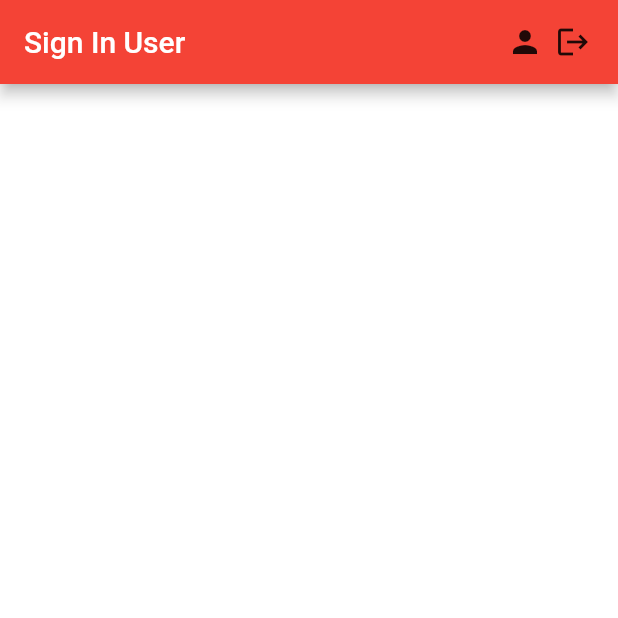
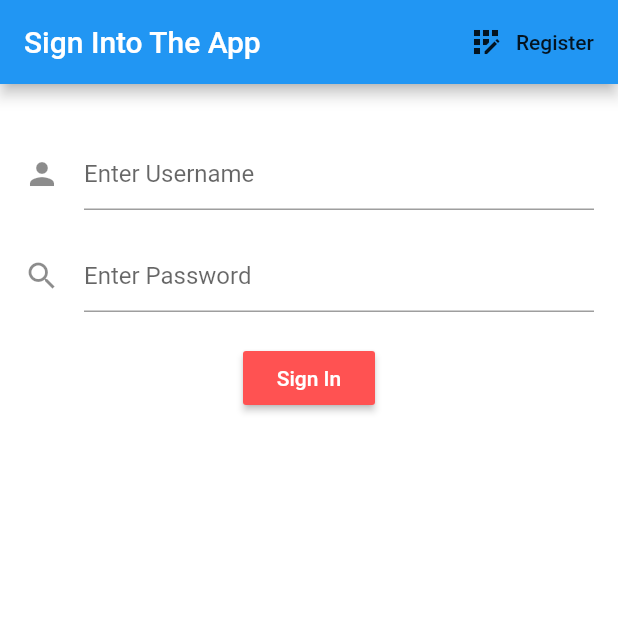
Before and after one commit to matthewlukebyrne/flutterFirebaseAPIProject, a Flutter app: the screen it shows after launch, on a phone screen of 412 x 824 dp, the top half of it. Run offline on Flutter 3.47's test engine with Material 2 defaults, Android fonts, the light colour scheme and no system bars; our stand-ins replace firebase_auth, firebase_core; accounts and stored records are empty.

Commit message:
Sign In, Register forms 1.02

```diff
--- a/lib/main.dart
+++ b/lib/main.dart
@@ -1,5 +1,5 @@
 import 'package:flutter/material.dart';
-import 'package:flutterfinaldevproject_x17138744/screens/auth-logic/auth.dart';
+import 'package:flutterfinaldevproject_x17138744/screens/auth-logic/firebase-auth.dart';
 import 'package:flutterfinaldevproject_x17138744/screens/models/user.dart';
 import 'package:flutterfinaldevproject_x17138744/screens/wrapper.dart';
 import 'package:firebase_core/firebase_core.dart';
--- a/lib/screens/autharea/auth-screen.dart
+++ /dev/null
@@ -1,16 +0,0 @@
-import 'package:flutter/material.dart';
-import 'package:flutterfinaldevproject_x17138744/screens/autharea/sign-in.dart';
-
-class AuthUser extends StatefulWidget {
-  @override
-  _AuthUserState createState() => _AuthUserState();
-}
-
-class _AuthUserState extends State<AuthUser> {
-  @override
-  Widget build(BuildContext context) {
-    return Container(
-      child: SignInUser(),
-    );
-  }
-}
--- /dev/null
+++ b/lib/screens/autharea/auth-toggle.dart
@@ -0,0 +1,22 @@
+import 'package:flutter/material.dart';
+import 'package:flutterfinaldevproject_x17138744/screens/autharea/signin-screen.dart';
+
+class AuthUser extends StatefulWidget {
+  @override
+  _AuthUserState createState() => _AuthUserState();
+}
+
+class _AuthUserState extends State<AuthUser> {
+  @override
+  Widget build(BuildContext context) {
+    return Container(
+      child: SignInUser(),
+    );
+  }
+}
+
+// ****************Notes*************************
+
+// This will be the area where there will be a toggle function to decide between either the SignInUser() widget or the Register() widget
+
+// A condition is made to determine and then the toggleView function is passed to SignInUser() and Register() to allow toggle on both screens.
--- /dev/null
+++ b/lib/screens/autharea/register-screen.dart
@@ -0,0 +1,82 @@
+import 'package:flutter/material.dart';
+import 'package:flutterfinaldevproject_x17138744/screens/auth-logic/firebase-auth.dart';
+import 'package:flutterfinaldevproject_x17138744/screens/autharea/signin-screen.dart';
+
+class Register extends StatefulWidget {
+  @override
+  _RegisterState createState() => _RegisterState();
+}
+
+class _RegisterState extends State<Register> {
+  // get a instance for the sign in from the auth.dart
+  final AuthService _auth = AuthService();
+
+  // text field state to keep track of the values to interact with Firebase
+  String email = '';
+  String password = '';
+
+  @override
+  Widget build(BuildContext context) {
+    return Scaffold(
+      backgroundColor: Colors.white,
+      appBar: AppBar(
+        title: Text('Please Register'),
+        actions: <Widget>[
+          FlatButton.icon(
+            icon: Icon(Icons.login),
+            label: Text('Sign In'),
+            onPressed: () {},
+          )
+        ],
+      ),
+      body: Container(
+        child: Padding(
+          padding: const EdgeInsets.all(16.0),
+          child: Form(
+            child: Column(
+              children: <Widget>[
+                SizedBox(height: 20.0),
+                TextFormField(
+                  decoration: InputDecoration(
+                      icon: Icon(Icons.person), hintText: 'Enter Username'),
+                  onChanged: (val) {
+                    setState(() {
+                      email = val;
+                    });
+                  },
+                ),
+                SizedBox(height: 20.0),
+                TextFormField(
+                  decoration: InputDecoration(
+                      icon: Icon(Icons.search), hintText: 'Enter Password'),
+                  onChanged: (val) {
+                    setState(() {
+                      password = val;
+                    });
+                  },
+                  obscureText: true, // hide password field
+                ),
+                SizedBox(height: 20.0),
+                RaisedButton(
+                  color: Colors.redAccent,
+                  child: Text(
+                    'Register',
+                    style: TextStyle(color: Colors.white),
+                  ),
+                  onPressed: () {
+                    print(email);
+                    print(password);
+                  },
+                )
+              ],
+            ),
+          ),
+        ),
+      ),
+    );
+  }
+}
+
+// ****************Notes*************************
+
+// The Register Area widget information is here. More deets to be added.
--- a/lib/screens/autharea/sign-in.dart
+++ /dev/null
@@ -1,40 +0,0 @@
-import 'package:flutter/material.dart';
-import 'package:flutterfinaldevproject_x17138744/screens/auth-logic/auth.dart';
-
-class SignInUser extends StatefulWidget {
-  @override
-  _SignInUserState createState() => _SignInUserState();
-}
-
-class _SignInUserState extends State<SignInUser> {
-  // get a instance for the sign in from the auth.dart
-  final AuthService _auth = AuthService();
-
-  @override
-  Widget build(BuildContext context) {
-    return Scaffold(
-      backgroundColor: Colors.white,
-      appBar: AppBar(
-        title: Text('Sign In User'),
-        backgroundColor: Colors.red,
-        actions: [
-          FlatButton.icon(
-            icon: Icon(Icons.person),
-            label: Icon(Icons.logout),
-            onPressed: () async {
-              await _auth.signInAnon();
-              print('User Signed In');
-            },
-          )
-        ],
-      ),
-      body: Container(),
-    );
-  }
-}
-
-// ****************Notes*************************
-
-// the onPressed propety here is important. we get a instance of the AuthService Class and then inside onPressed we AWAIT the signInAnon() function that either returns a user or returns us null
-
-// result returns a object (UID, displayName, email) along with other properties from Firebase. This is now updated to our our very own UserDeets class which returns a UID. We can include more in this if we wanted to.
--- /dev/null
+++ b/lib/screens/autharea/signin-screen.dart
@@ -0,0 +1,87 @@
+import 'package:flutter/material.dart';
+import 'package:flutterfinaldevproject_x17138744/screens/auth-logic/firebase-auth.dart';
+
+class SignInUser extends StatefulWidget {
+  @override
+  _SignInUserState createState() => _SignInUserState();
+}
+
+class _SignInUserState extends State<SignInUser> {
+  // get a instance for the sign in from the auth.dart
+  final AuthService _auth = AuthService();
+
+  // text field state to keep track of the values to interact with Firebase
+  String email = '';
+  String password = '';
+
+  @override
+  Widget build(BuildContext context) {
+    return Scaffold(
+      backgroundColor: Colors.white,
+      appBar: AppBar(
+        title: Text('Sign Into The App'),
+        actions: <Widget>[
+          FlatButton.icon(
+            icon: Icon(Icons.app_registration),
+            label: Text('Register'),
+            onPressed: () {},
+          )
+        ],
+      ),
+      body: Container(
+        child: Padding(
+          padding: const EdgeInsets.all(16.0),
+          child: Form(
+            child: Column(
+              children: <Widget>[
+                SizedBox(height: 20.0),
+                TextFormField(
+                  decoration: InputDecoration(
+                      icon: Icon(Icons.person), hintText: 'Enter Username'),
+                  onChanged: (val) {
+                    setState(() {
+                      email = val;
+                    });
+                  },
+                ),
+                SizedBox(height: 20.0),
+                TextFormField(
+                  decoration: InputDecoration(
+                      icon: Icon(Icons.search), hintText: 'Enter Password'),
+                  onChanged: (val) {
+                    setState(() {
+                      password = val;
+                    });
+                  },
+                  obscureText: true, // hide password field
+                ),
+                SizedBox(height: 20.0),
+                RaisedButton(
+                  color: Colors.redAccent,
+                  child: Text(
+                    'Sign In',
+                    style: TextStyle(color: Colors.white),
+                  ),
+                  onPressed: () {
+                    print(email);
+                    print(password);
+                  },
+                )
+              ],
+            ),
+          ),
+        ),
+      ),
+    );
+  }
+}
+
+// ****************Notes*************************
+
+// the onPressed propety here is important. we get a instance of the AuthService Class and then inside onPressed we AWAIT the signInAnon() function that either returns a user or returns us null
+
+// result returns a object (UID, displayName, email) along with other properties from Firebase. This is now updated to our our very own UserDeets class which returns a UID. We can include more in this if we wanted to.
+
+// ****************Notes*************************
+
+// The SignIn Area widget information is here. More deets to be added.
--- a/lib/screens/homearea/home-screen.dart
+++ b/lib/screens/homearea/home-screen.dart
@@ -1,5 +1,5 @@
 import 'package:flutter/material.dart';
-import 'package:flutterfinaldevproject_x17138744/screens/auth-logic/auth.dart';
+import 'package:flutterfinaldevproject_x17138744/screens/auth-logic/firebase-auth.dart';
 
 class Home extends StatelessWidget {
   // get a instance for the sign out from the auth.dart
--- a/lib/screens/wrapper.dart
+++ b/lib/screens/wrapper.dart
@@ -1,5 +1,5 @@
 import 'package:flutter/material.dart';
-import 'package:flutterfinaldevproject_x17138744/screens/autharea/auth-screen.dart';
+import 'package:flutterfinaldevproject_x17138744/screens/autharea/auth-toggle.dart';
 import 'package:flutterfinaldevproject_x17138744/screens/homearea/home-screen.dart';
 import 'package:flutterfinaldevproject_x17138744/screens/models/user.dart';
 import 'package:provider/provider.dart';
```
Also changed, not shown: lib/screens/auth-logic/firebase-auth.dart (renamed from lib/screens/auth-logic/auth.dart), 1 other file.
